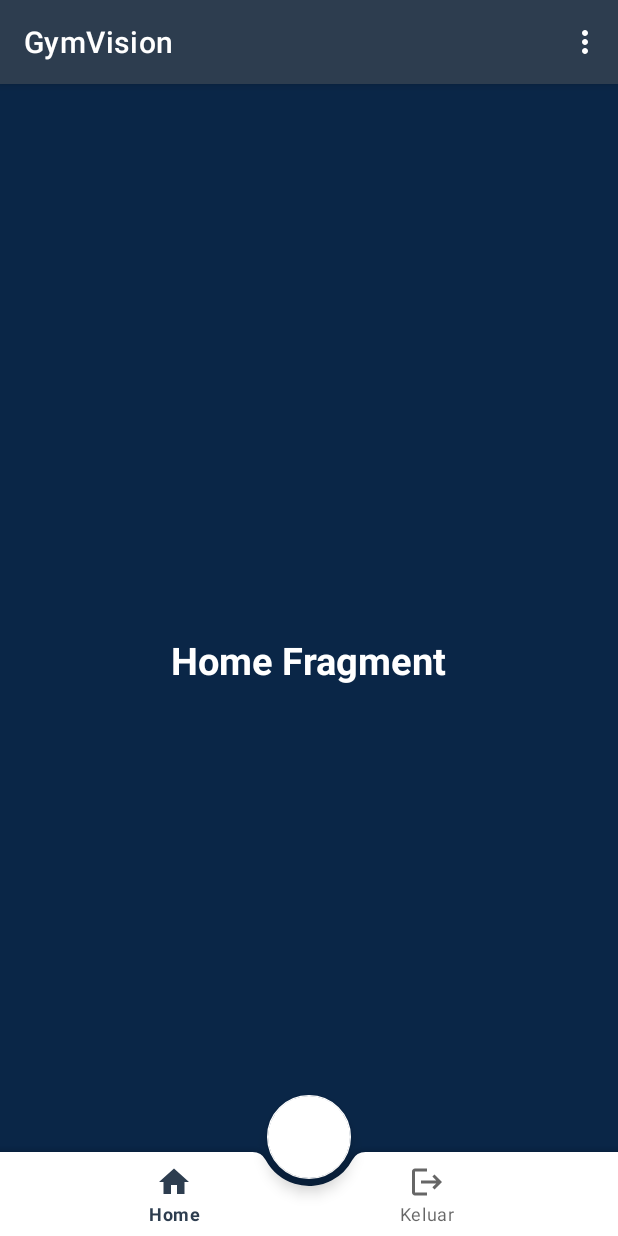
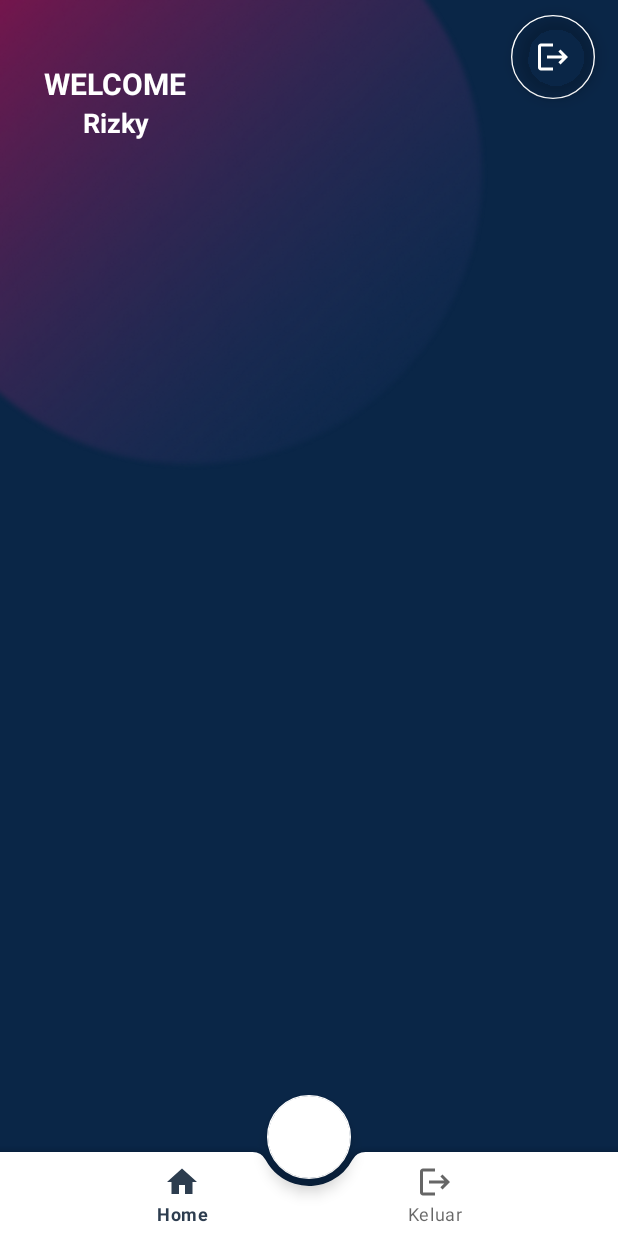
Before and after one commit to dedefaizzz/Apps-capstone-gymvision, an Android app: the HomeFragment screen opened directly, with no data from a screen before it, on a phone screen of 412 x 824 dp. Run offline under Robolectric (Android 15) with nearby library versions, the light colour scheme and no system bars; 1 statement that could not run was skipped.

Commit message:
Update navbar dan button logout

```diff
--- a/MD/Gymvision/app/src/main/java/com/dicoding/gymvision/view/activity/MainActivity.kt
+++ b/MD/Gymvision/app/src/main/java/com/dicoding/gymvision/view/activity/MainActivity.kt
@@ -1,10 +1,13 @@
 package com.dicoding.gymvision.view.activity
 
 import android.content.Intent
+import android.os.Build
 import androidx.appcompat.app.AppCompatActivity
 import android.os.Bundle
 import android.view.Menu
 import android.view.MenuItem
+import android.view.WindowInsets
+import android.view.WindowManager
 import androidx.activity.viewModels
 import androidx.fragment.app.Fragment
 import com.dicoding.gymvision.R
@@ -25,6 +28,7 @@ class MainActivity : AppCompatActivity() {
         binding = ActivityMainBinding.inflate(layoutInflater)
         setContentView(binding.root)
 
+
         // Contoh penggunaan binding untuk menampilkan konten
         viewModel.retrieveUserSession().observe(this) { user ->
             if (!user.isLogin) {
@@ -32,7 +36,7 @@ class MainActivity : AppCompatActivity() {
             }
         }
 
-        navView = findViewById(R.id.nav)
+        navView = binding.nav
 
         // Atur HomeFragment sebagai fragment awal
         if (savedInstanceState == null) {
@@ -47,6 +51,8 @@ class MainActivity : AppCompatActivity() {
             true
         }
     }
+
+
 
     override fun onCreateOptionsMenu(menu: Menu): Boolean {
         menuInflater.inflate(R.menu.menu, menu)
--- a/MD/Gymvision/app/src/main/java/com/dicoding/gymvision/view/fragment/HomeFragment.kt
+++ b/MD/Gymvision/app/src/main/java/com/dicoding/gymvision/view/fragment/HomeFragment.kt
@@ -1,19 +1,49 @@
 package com.dicoding.gymvision.view.fragment
 
+import android.content.Intent
 import android.os.Bundle
-import androidx.fragment.app.Fragment
 import android.view.LayoutInflater
 import android.view.View
 import android.view.ViewGroup
+import androidx.appcompat.app.AppCompatActivity
+import androidx.fragment.app.Fragment
 import com.dicoding.gymvision.R
+import com.dicoding.gymvision.view.activity.WelcomeActivity
+import com.google.android.material.floatingactionbutton.FloatingActionButton
 
 class HomeFragment : Fragment() {
-
     override fun onCreateView(
         inflater: LayoutInflater, container: ViewGroup?,
         savedInstanceState: Bundle?
     ): View? {
         // Inflate the layout for this fragment
-        return inflater.inflate(R.layout.fragment_home, container, false)
+        val view = inflater.inflate(R.layout.fragment_home, container, false)
+
+        // Initialize the floating action button
+        val fabLogout = view.findViewById<FloatingActionButton>(R.id.fab_logout)
+        fabLogout.setOnClickListener {
+            // Perform logout action here
+            logout()
+        }
+
+        return view
+    }
+
+    override fun onResume() {
+        super.onResume()
+        // Hide the action bar when the fragment is visible
+        (activity as AppCompatActivity).supportActionBar?.hide()
+    }
+
+    override fun onPause() {
+        super.onPause()
+        // Show the action bar when the fragment is not visible
+        (activity as AppCompatActivity).supportActionBar?.show()
+    }
+
+    private fun logout() {
+        val intent = Intent(activity, WelcomeActivity::class.java)
+        intent.flags = Intent.FLAG_ACTIVITY_NEW_TASK or Intent.FLAG_ACTIVITY_CLEAR_TASK
+        startActivity(intent)
     }
 }
--- a/MD/Gymvision/app/src/main/res/layout/activity_main.xml
+++ b/MD/Gymvision/app/src/main/res/layout/activity_main.xml
@@ -1,56 +1,10 @@
+<?xml version="1.0" encoding="utf-8"?>
 <androidx.constraintlayout.widget.ConstraintLayout xmlns:android="http://schemas.android.com/apk/res/android"
     xmlns:app="http://schemas.android.com/apk/res-auto"
     xmlns:tools="http://schemas.android.com/tools"
     android:layout_width="match_parent"
     android:layout_height="match_parent"
-    android:background="@color/blue_background"
     tools:context=".view.activity.MainActivity">
-
-    <ImageView
-        android:id="@+id/imageView"
-        android:layout_width="wrap_content"
-        android:layout_height="wrap_content"
-        android:src="@drawable/ellipse"
-        app:layout_constraintStart_toStartOf="parent"
-        app:layout_constraintTop_toTopOf="parent" />
-
-    <ProgressBar
-        android:id="@+id/progress_bar"
-        style="?android:attr/progressBarStyle"
-        android:layout_width="wrap_content"
-        android:layout_height="wrap_content"
-        android:indeterminateTint="?attr/colorPrimaryVariant"
-        android:visibility="gone"
-        app:layout_constraintBottom_toBottomOf="parent"
-        app:layout_constraintEnd_toEndOf="parent"
-        app:layout_constraintStart_toStartOf="parent"
-        app:layout_constraintTop_toTopOf="parent"
-        tools:visibility="visible" />
-
-    <TextView
-        android:id="@+id/textView"
-        android:layout_width="wrap_content"
-        android:layout_height="wrap_content"
-        android:layout_marginStart="29dp"
-        android:layout_marginTop="42dp"
-        android:text="WELCOME"
-        android:textSize="20sp"
-        android:textColor="@color/white"
-        android:textStyle="bold"
-        app:layout_constraintStart_toStartOf="parent"
-        app:layout_constraintTop_toTopOf="parent" />
-
-    <TextView
-        android:id="@+id/tv_username"
-        android:layout_width="wrap_content"
-        android:layout_height="wrap_content"
-        android:text="Rizky"
-        android:textColor="@color/white"
-        android:textSize="18sp"
-        android:textStyle="bold"
-        app:layout_constraintEnd_toEndOf="@+id/textView"
-        app:layout_constraintStart_toStartOf="@+id/textView"
-        app:layout_constraintTop_toBottomOf="@+id/textView" />
 
     <androidx.coordinatorlayout.widget.CoordinatorLayout
         android:layout_width="match_parent"
@@ -59,9 +13,7 @@
         <FrameLayout
             android:id="@+id/fragment_container"
             android:layout_width="match_parent"
-            android:layout_height="match_parent"
-            app:layout_anchor="@+id/fragment_container"
-            app:layout_anchorGravity="center" />
+            android:layout_height="match_parent" />
 
         <com.google.android.material.bottomappbar.BottomAppBar
             android:id="@+id/bottom_app_bar"
@@ -76,7 +28,6 @@
             android:id="@+id/nav"
             android:layout_width="match_parent"
             android:layout_height="wrap_content"
-            android:layout_marginRight="10dp"
             app:menu="@menu/menu"
             android:layout_gravity="bottom"
             android:background="@drawable/transparent" />
--- a/MD/Gymvision/app/src/main/res/layout/fragment_home.xml
+++ b/MD/Gymvision/app/src/main/res/layout/fragment_home.xml
@@ -1,19 +1,72 @@
 <?xml version="1.0" encoding="utf-8"?>
-<LinearLayout xmlns:android="http://schemas.android.com/apk/res/android"
+<androidx.constraintlayout.widget.ConstraintLayout xmlns:android="http://schemas.android.com/apk/res/android"
+    xmlns:app="http://schemas.android.com/apk/res-auto"
     xmlns:tools="http://schemas.android.com/tools"
     android:layout_width="match_parent"
     android:layout_height="match_parent"
     android:background="@color/blue_background"
-    android:gravity="center"
     tools:context=".view.fragment.HomeFragment">
 
-    <TextView
+    <ImageView
+        android:id="@+id/imageView"
         android:layout_width="wrap_content"
         android:layout_height="wrap_content"
-        android:text="Home Fragment"
-        android:textSize="25dp"
+        android:src="@drawable/ellipse"
+        app:layout_constraintEnd_toStartOf="@+id/fab_arr"
+        app:layout_constraintHorizontal_chainStyle="packed"
+        app:layout_constraintStart_toStartOf="parent"
+        app:layout_constraintTop_toTopOf="parent" />
+
+    <ProgressBar
+        android:id="@+id/progress_bar"
+        style="?android:attr/progressBarStyle"
+        android:layout_width="wrap_content"
+        android:layout_height="wrap_content"
+        android:indeterminateTint="?attr/colorPrimaryVariant"
+        android:visibility="gone"
+        app:layout_constraintBottom_toBottomOf="parent"
+        app:layout_constraintEnd_toEndOf="parent"
+        app:layout_constraintStart_toStartOf="parent"
+        app:layout_constraintTop_toTopOf="parent"
+        tools:visibility="visible" />
+
+    <TextView
+        android:id="@+id/textView"
+        android:layout_width="wrap_content"
+        android:layout_height="wrap_content"
+        android:layout_marginStart="29dp"
+        android:layout_marginTop="42dp"
+        android:text="WELCOME"
+        android:textColor="@color/white"
+        android:textSize="20sp"
         android:textStyle="bold"
-        android:textColor="@color/white"/>
+        app:layout_constraintStart_toStartOf="parent"
+        app:layout_constraintTop_toTopOf="parent" />
 
+    <TextView
+        android:id="@+id/tv_username"
+        android:layout_width="wrap_content"
+        android:layout_height="wrap_content"
+        android:text="Rizky"
+        android:textColor="@color/white"
+        android:textSize="18sp"
+        android:textStyle="bold"
+        app:layout_constraintEnd_toEndOf="@+id/textView"
+        app:layout_constraintStart_toStartOf="@+id/textView"
+        app:layout_constraintTop_toBottomOf="@+id/textView" />
 
-</LinearLayout>
+    <com.google.android.material.floatingactionbutton.FloatingActionButton
+        android:id="@+id/fab_logout"
+        android:layout_width="wrap_content"
+        android:layout_height="wrap_content"
+        android:layout_margin="10dp"
+        android:layout_marginTop="27dp"
+        android:layout_marginEnd="30dp"
+        android:backgroundTint="@android:color/transparent"
+        android:importantForAccessibility="no"
+        android:src="@drawable/ic_logout"
+        android:tint="@color/white"
+        app:layout_constraintEnd_toEndOf="parent"
+        app:layout_constraintStart_toEndOf="@+id/imageView"
+        app:layout_constraintTop_toTopOf="@+id/imageView" />
+</androidx.constraintlayout.widget.ConstraintLayout>
--- a/MD/Gymvision/app/src/main/res/values/themes.xml
+++ b/MD/Gymvision/app/src/main/res/values/themes.xml
@@ -1,6 +1,6 @@
 <resources>
     <style
-        name="Theme.Capstone" parent="Theme.MaterialComponents.DayNight.DarkActionBar">
+        name="Theme.Capstone" parent="Theme.MaterialComponents.DayNight.NoActionBar">
         <!--status bar color-->
         <item name="colorPrimary">@color/navy</item>
         <!--proggres bar-->
```
